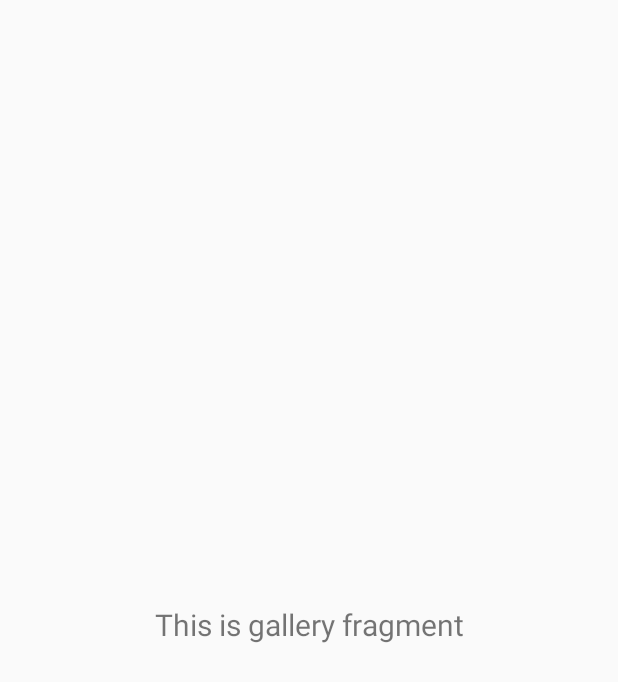
After one commit to BURFAL18/DIGI-KIRANA, an Android app: the fragment GalleryFragment shown on its own in the app's theme, on a phone screen of 412 x 824 dp. The commit adds this screen. Shown: the top 682 px of the screen. Run offline under Robolectric (Android 15) with nearby library versions, the light colour scheme and no system bars.

Commit message:
navigation drawer

```diff
--- a/app/build.gradle
+++ b/app/build.gradle
@@ -29,6 +29,10 @@ dependencies {
     implementation 'androidx.appcompat:appcompat:1.1.0'
     implementation 'androidx.constraintlayout:constraintlayout:1.1.3'
     implementation 'androidx.legacy:legacy-support-v4:1.0.0'
+    implementation 'com.google.android.material:material:1.1.0'
+    implementation 'androidx.navigation:navigation-fragment:2.2.2'
+    implementation 'androidx.navigation:navigation-ui:2.2.2'
+    implementation 'androidx.lifecycle:lifecycle-extensions:2.2.0'
     testImplementation 'junit:junit:4.12'
     implementation 'com.google.firebase:firebase-analytics:17.3.0'
     androidTestImplementation 'androidx.test.ext:junit:1.1.1'
--- /dev/null
+++ b/app/src/main/java/com/example/digikirana/ui/gallery/GalleryFragment.java
@@ -0,0 +1,35 @@
+package com.example.digikirana.ui.gallery;
+
+import android.os.Bundle;
+import android.view.LayoutInflater;
+import android.view.View;
+import android.view.ViewGroup;
+import android.widget.TextView;
+
+import androidx.annotation.NonNull;
+import androidx.annotation.Nullable;
+import androidx.fragment.app.Fragment;
+import androidx.lifecycle.Observer;
+import androidx.lifecycle.ViewModelProviders;
+
+import com.example.digikirana.R;
+
+public class GalleryFragment extends Fragment {
+
+    private GalleryViewModel galleryViewModel;
+
+    public View onCreateView(@NonNull LayoutInflater inflater,
+                             ViewGroup container, Bundle savedInstanceState) {
+        galleryViewModel =
+                ViewModelProviders.of(this).get(GalleryViewModel.class);
+        View root = inflater.inflate(R.layout.fragment_gallery, container, false);
+        final TextView textView = root.findViewById(R.id.text_gallery);
+        galleryViewModel.getText().observe(getViewLifecycleOwner(), new Observer<String>() {
+            @Override
+            public void onChanged(@Nullable String s) {
+                textView.setText(s);
+            }
+        });
+        return root;
+    }
+}
--- /dev/null
+++ b/app/src/main/java/com/example/digikirana/ui/gallery/GalleryViewModel.java
@@ -0,0 +1,19 @@
+package com.example.digikirana.ui.gallery;
+
+import androidx.lifecycle.LiveData;
+import androidx.lifecycle.MutableLiveData;
+import androidx.lifecycle.ViewModel;
+
+public class GalleryViewModel extends ViewModel {
+
+    private MutableLiveData<String> mText;
+
+    public GalleryViewModel() {
+        mText = new MutableLiveData<>();
+        mText.setValue("This is gallery fragment");
+    }
+
+    public LiveData<String> getText() {
+        return mText;
+    }
+}
--- /dev/null
+++ b/app/src/main/res/layout/fragment_gallery.xml
@@ -0,0 +1,22 @@
+<?xml version="1.0" encoding="utf-8"?>
+<androidx.constraintlayout.widget.ConstraintLayout xmlns:android="http://schemas.android.com/apk/res/android"
+    xmlns:app="http://schemas.android.com/apk/res-auto"
+    xmlns:tools="http://schemas.android.com/tools"
+    android:layout_width="match_parent"
+    android:layout_height="match_parent"
+    tools:context=".ui.gallery.GalleryFragment">
+
+    <TextView
+        android:id="@+id/text_gallery"
+        android:layout_width="match_parent"
+        android:layout_height="wrap_content"
+        android:layout_marginStart="8dp"
+        android:layout_marginTop="8dp"
+        android:layout_marginEnd="8dp"
+        android:textAlignment="center"
+        android:textSize="20sp"
+        app:layout_constraintBottom_toBottomOf="parent"
+        app:layout_constraintEnd_toEndOf="parent"
+        app:layout_constraintStart_toStartOf="parent"
+        app:layout_constraintTop_toTopOf="parent" />
+</androidx.constraintlayout.widget.ConstraintLayout>
--- /dev/null
+++ b/app/src/main/res/values-v21/styles.xml
@@ -0,0 +1,8 @@
+<resources>
+
+    <style name="AppTheme.NoActionBar">
+        <item name="windowActionBar">false</item>
+        <item name="windowNoTitle">true</item>
+        <item name="android:statusBarColor">@android:color/transparent</item>
+    </style>
+</resources>
--- a/app/src/main/res/values/styles.xml
+++ b/app/src/main/res/values/styles.xml
@@ -16,5 +16,14 @@
         <item name="android:windowBackground">@drawable/splashactivitybg</item>
     </style>
 
+    <style name="AppTheme.NoActionBar">
+        <item name="windowActionBar">false</item>
+        <item name="windowNoTitle">true</item>
+    </style>
+
+    <style name="AppTheme.AppBarOverlay" parent="ThemeOverlay.AppCompat.Dark.ActionBar" />
+
+    <style name="AppTheme.PopupOverlay" parent="ThemeOverlay.AppCompat.Light" />
+
 
 </resources>
```
Also changed, not shown: app/src/main/AndroidManifest.xml (+7 -2 lines), app/src/main/java/com/example/digikirana/MainActivity.java (+53 -2 lines), app/src/main/java/com/example/digikirana/ui/home/HomeFragment.java (added, +35 -0 lines), app/src/main/java/com/example/digikirana/ui/home/HomeViewModel.java (added, +19 -0 lines), app/src/main/java/com/example/digikirana/ui/slideshow/SlideshowFragment.java (added, +35 -0 lines), app/src/main/java/com/example/digikirana/ui/slideshow/SlideshowViewModel.java (added, +19 -0 lines), app/src/main/res/drawable/side_nav_bar.xml (added, +9 -0 lines), app/src/main/res/layout/activity_main.xml (deleted, +0 -9 lines), app/src/main/res/menu/activity_main_drawer.xml (added, +20 -0 lines), app/src/main/res/menu/main.xml (added, +9 -0 lines), app/src/main/res/values/dimens.xml (added, +8 -0 lines), app/src/main/res/values/strings.xml (+13 -0 lines).
